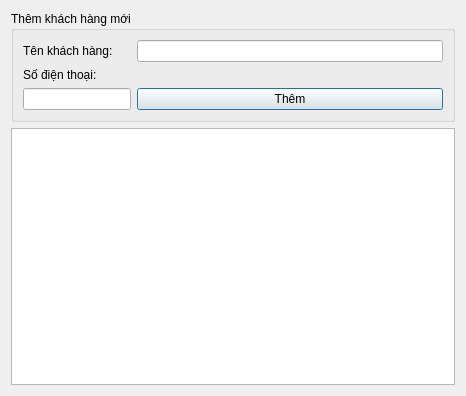
Above: AddCustomerToStore.ui from DuongNguyen0210/StoreProject before the change. Below: the same form after it.
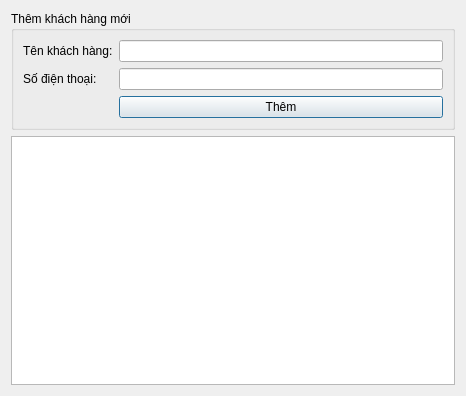
That is the form after the change. Icons and pictures are not drawn.

Patch:
```diff
--- a/AddCustomerToStore.ui
+++ b/AddCustomerToStore.ui
@@ -41,7 +41,7 @@
         </property>
        </widget>
       </item>
-      <item row="2" column="0">
+      <item row="1" column="1">
        <widget class="QLineEdit" name="txtPhone"/>
       </item>
       <item row="2" column="1">
```
